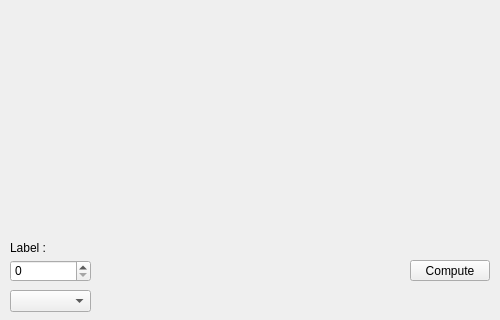
This is Example/MNIST/mainwindow.ui in MatthieuHernandez/NeuralNetworkTest as Qt 5 draws it before an edit; both pictures show x 0 to 500 and y 180 to 500 of the 500 by 500 pixel window. The edited form follows.
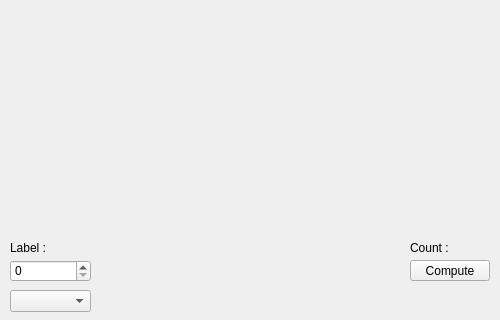
This is the edited form.

Diff of the .ui file:
```diff
--- a/Example/MNIST/mainwindow.ui
+++ b/Example/MNIST/mainwindow.ui
@@ -82,6 +82,19 @@
      </rect>
     </property>
    </widget>
+   <widget class="QLabel" name="labelCount">
+    <property name="geometry">
+     <rect>
+      <x>410</x>
+      <y>420</y>
+      <width>81</width>
+      <height>16</height>
+     </rect>
+    </property>
+    <property name="text">
+     <string>Count :</string>
+    </property>
+   </widget>
   </widget>
  </widget>
  <layoutdefault spacing="6" margin="11"/>
```
